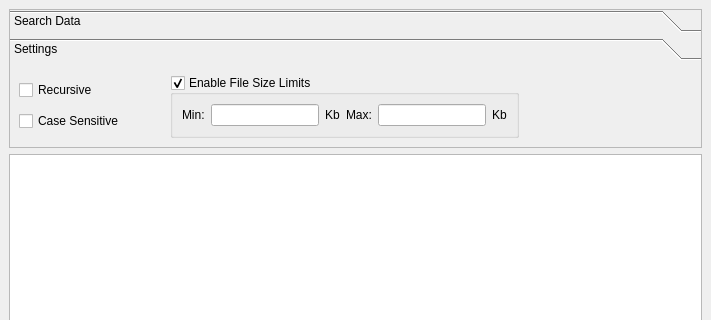
The window that SearchGUI/src/searchwindow.ui (tmpprj/tmpprj) describes before a commit, drawn with Qt 5; both pictures show x 0 to 711 and y 0 to 320 of the 711 by 749 pixel window.
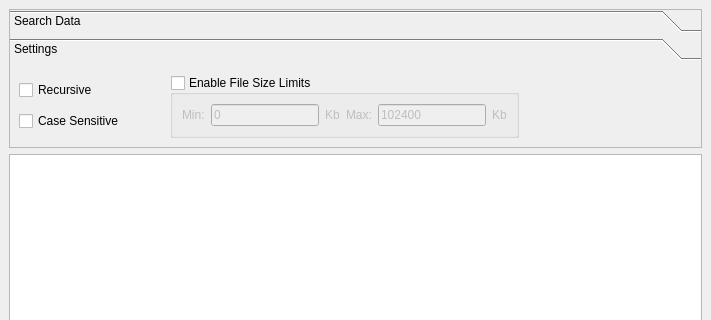
The same window after the commit. Custom widgets are drawn as their Qt base class.

Patch:
```diff
--- a/SearchGUI/src/searchwindow.ui
+++ b/SearchGUI/src/searchwindow.ui
@@ -184,7 +184,7 @@
          <x>0</x>
          <y>0</y>
          <width>691</width>
-         <height>102</height>
+         <height>80</height>
         </rect>
        </property>
        <attribute name="label">
@@ -249,7 +249,7 @@
            <bool>true</bool>
           </property>
           <property name="checked">
-           <bool>true</bool>
+           <bool>false</bool>
           </property>
           <layout class="QHBoxLayout" name="horizontalLayout_2">
            <item>
@@ -273,6 +273,12 @@
                <verstretch>0</verstretch>
               </sizepolicy>
              </property>
+             <property name="inputMask">
+              <string/>
+             </property>
+             <property name="text">
+              <string>0</string>
+             </property>
             </widget>
            </item>
            <item>
@@ -297,6 +303,12 @@
                <verstretch>0</verstretch>
               </sizepolicy>
              </property>
+             <property name="inputMask">
+              <string/>
+             </property>
+             <property name="text">
+              <string>102400</string>
+             </property>
             </widget>
            </item>
            <item>
```
Left out of the diff: 8 changed lines with no effect on the pictures.
